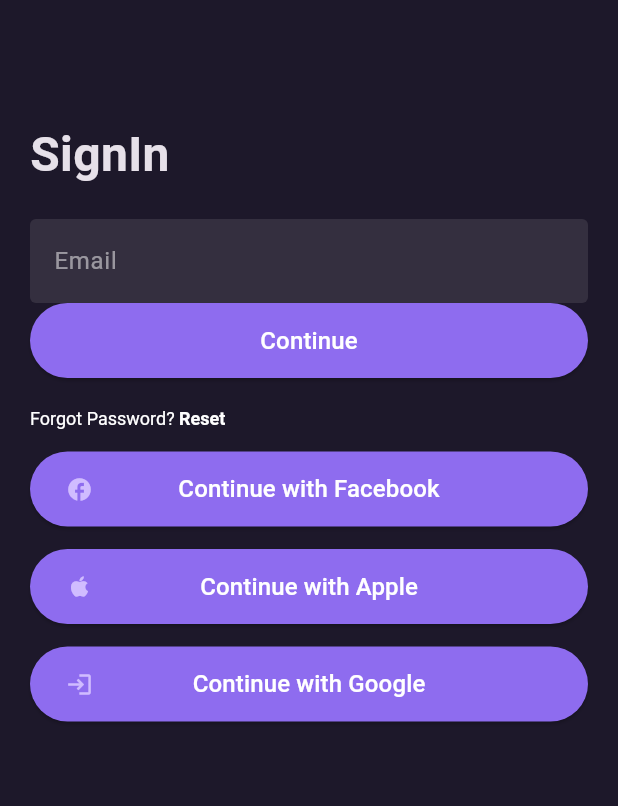
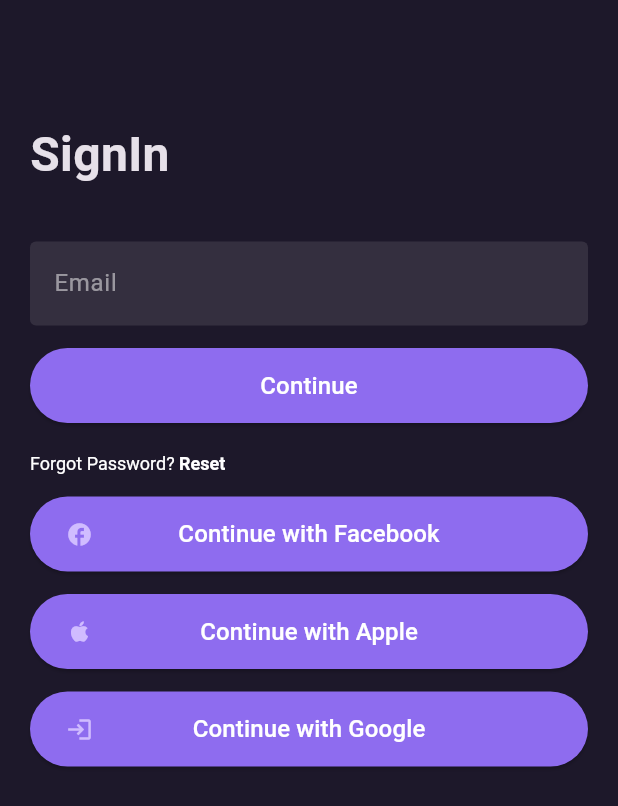
Before and after one commit to xMiuoshh/utrzymanie-ruchu-app, a Flutter app: the screen it shows after launch, on a phone screen of 412 x 824 dp. Shown: the top 806 px of the screen. Run offline on Flutter 3.47's test engine with Material 3 defaults, Android fonts, the light colour scheme and no system bars; Roboto replaces fonts that are missing (Circular Std, Circular std).

Commit message:
padding betweeen emain input and button

```diff
--- a/lib/core/themes/margins.dart
+++ b/lib/core/themes/margins.dart
@@ -2,7 +2,7 @@
 
 
 // sized box
-static const spaceBetweenTextFields = 15.0;
+static const spaceBetweenTextFields15 = 15.0;
 
 
 //padding
--- a/lib/features/login_page/clean_architecture/presentation/pages/sign_in_email.dart
+++ b/lib/features/login_page/clean_architecture/presentation/pages/sign_in_email.dart
@@ -48,8 +48,9 @@
                padding: const EdgeInsets.fromLTRB(Margins.padding20, 0, Margins.padding20, 0),
                child: Column(children: [
 
-
+                     SizedBox( height: Margins.spaceBetweenTextFields15,),
                      AuthInputText(text: 'Email', textController: emailController,),
+                    SizedBox( height: Margins.spaceBetweenTextFields15,),
 
                ],),
 
--- a/lib/features/login_page/clean_architecture/presentation/pages/sign_in_password.dart
+++ b/lib/features/login_page/clean_architecture/presentation/pages/sign_in_password.dart
@@ -49,7 +49,7 @@
                padding: const EdgeInsets.fromLTRB(Margins.padding20, 0, Margins.padding20, 0),
                child: Column(children: [
                      AuthInputText(text: 'Password', textController: passwordController,),
-                     SizedBox( height: Margins.spaceBetweenTextFields),
+                     SizedBox( height: Margins.spaceBetweenTextFields15),
 
                ],),
 
```
